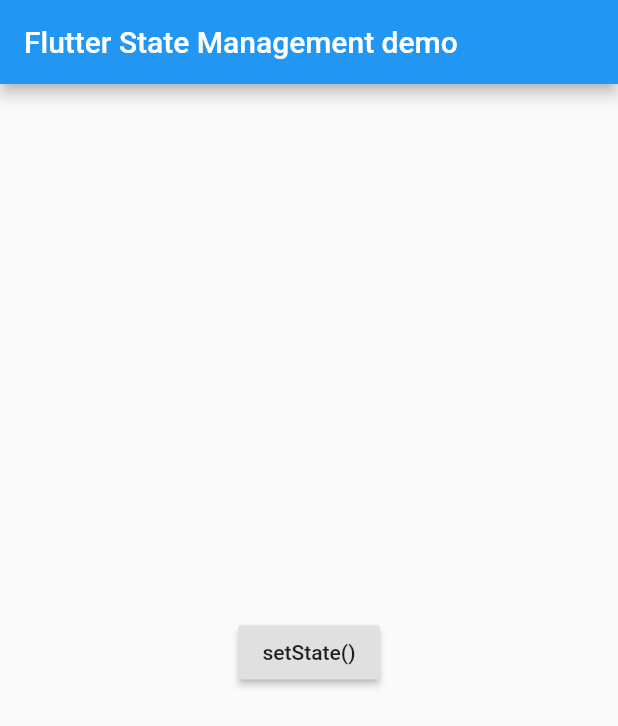
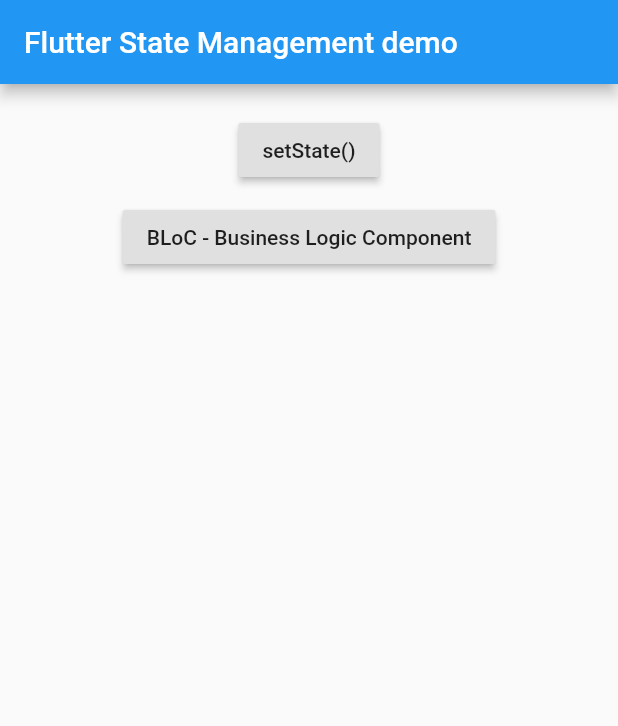
Before and after one commit to fluttervn/demo_state_management, a Flutter app: the screen it shows after launch, on a phone screen of 412 x 824 dp. Shown: the top 726 px of the screen. Run offline on Flutter 3.47's test engine with Material 2 defaults, Android fonts, the phone set to English and light mode, and no system bars.

Commit message:
Main page: make list of button center-top

```diff
--- a/lib/main.dart
+++ b/lib/main.dart
@@ -1,3 +1,4 @@
+import 'package:demo_state_management/bloc_page.dart';
 import 'package:flutter/material.dart';
 
 import 'app_util.dart';
@@ -25,13 +26,22 @@ class MyHomePage extends StatelessWidget {
       appBar: AppBar(
         title: Text('Flutter State Management demo'),
       ),
-      body: Center(
+      body: Container(
+        width: double.infinity,
+        padding: EdgeInsets.only(top: 20),
         child: Column(
-          mainAxisAlignment: MainAxisAlignment.center,
+//          mainAxisAlignment: MainAxisAlignment.center,
+          crossAxisAlignment: CrossAxisAlignment.center,
+          mainAxisSize: MainAxisSize.max,
           children: <Widget>[
             RaisedButton(
               child: Text('setState()'),
               onPressed: () => goToScreen(context, SetStatePage()),
+            ),
+            SizedBox(height: 10),
+            RaisedButton(
+              child: Text('BLoC - Business Logic Component'),
+              onPressed: () => goToScreen(context, BlocPage()),
             ),
             SizedBox(height: 10),
           ],
```
